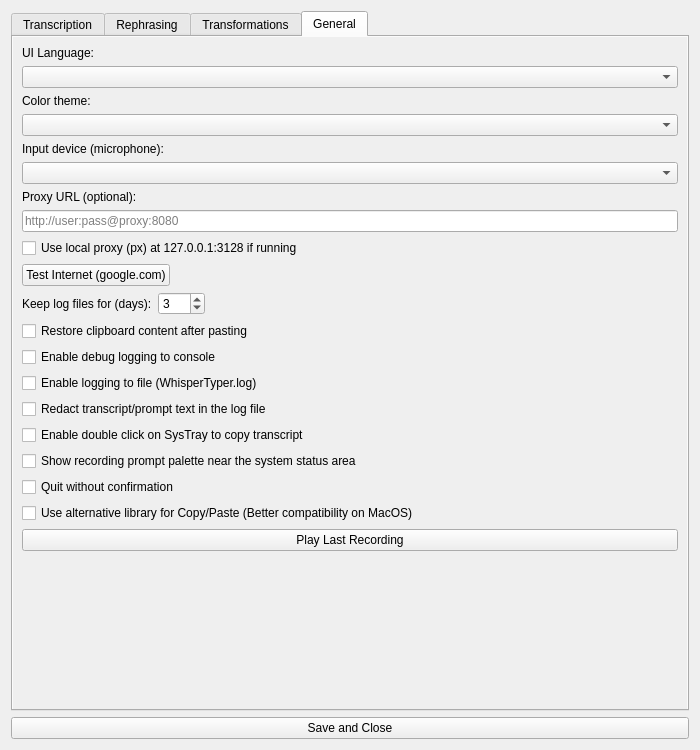
First picture: the form in app/resources/main_window.ui, repository bjspi/WhisperTyper, before the edit.
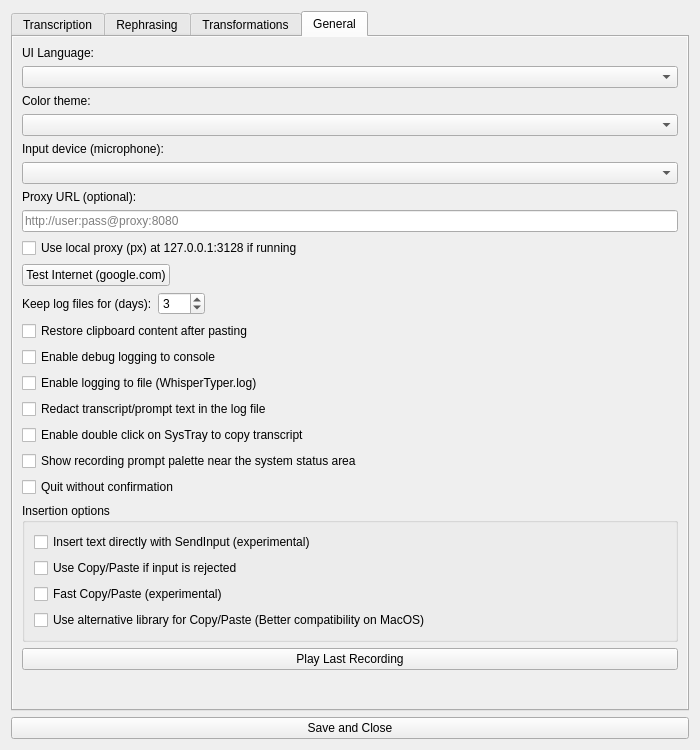
Second picture: the form after the edit. The open tabs and pages were chosen to show the change.

Commit message: feat: add direct Unicode input and optional fast paste with timing logs

The edit to the form file:
```diff
--- a/app/resources/main_window.ui
+++ b/app/resources/main_window.ui
@@ -974,10 +974,30 @@
         </widget>
        </item>
        <item>
-        <widget class="QCheckBox" name="alt_clipboard_lib_checkbox">
-         <property name="text">
-          <string>Use alternative library for Copy/Paste (Better compatibility on MacOS)</string>
-         </property>
+        <widget class="QGroupBox" name="text_insertion_group">
+         <property name="title"><string>Insertion options</string></property>
+         <layout class="QVBoxLayout" name="text_insertion_layout">
+          <item>
+           <widget class="QCheckBox" name="windows_sendinput_text_checkbox">
+            <property name="text"><string>Insert text directly with SendInput (experimental)</string></property>
+           </widget>
+          </item>
+          <item>
+           <widget class="QCheckBox" name="windows_sendinput_fallback_checkbox">
+            <property name="text"><string>Use Copy/Paste if input is rejected</string></property>
+           </widget>
+          </item>
+          <item>
+           <widget class="QCheckBox" name="fast_paste_checkbox">
+            <property name="text"><string>Fast Copy/Paste (experimental)</string></property>
+           </widget>
+          </item>
+          <item>
+           <widget class="QCheckBox" name="alt_clipboard_lib_checkbox">
+            <property name="text"><string>Use alternative library for Copy/Paste (Better compatibility on MacOS)</string></property>
+           </widget>
+          </item>
+         </layout>
         </widget>
        </item>
        <item>
```
The commit also changes 18 other files.
